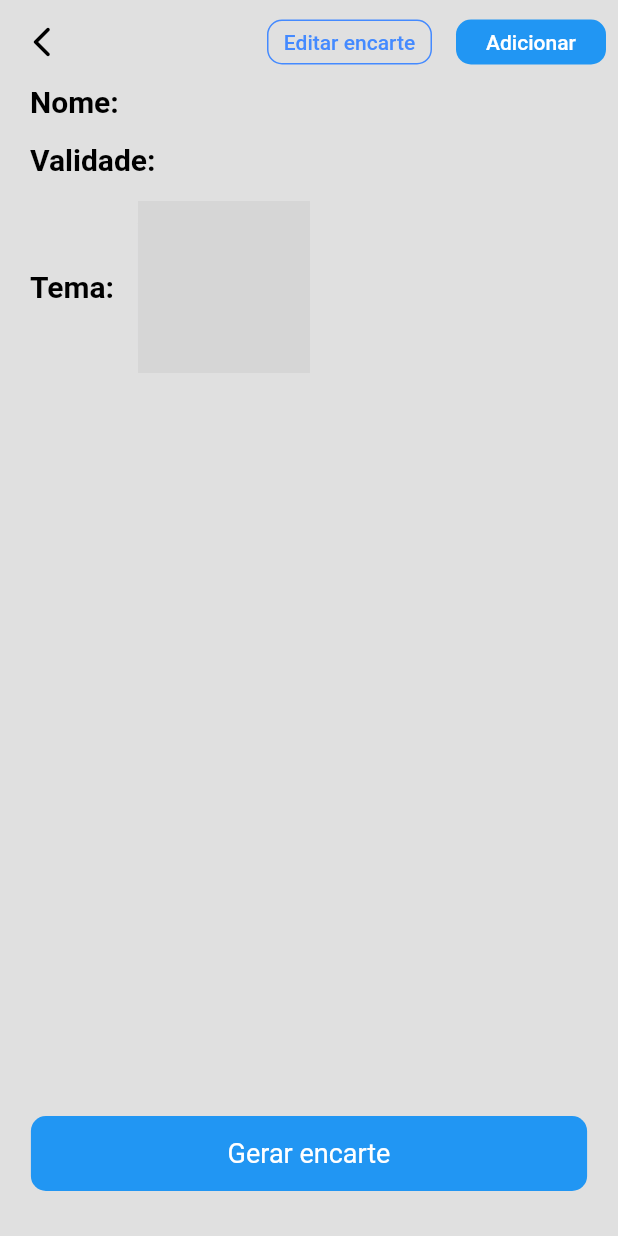
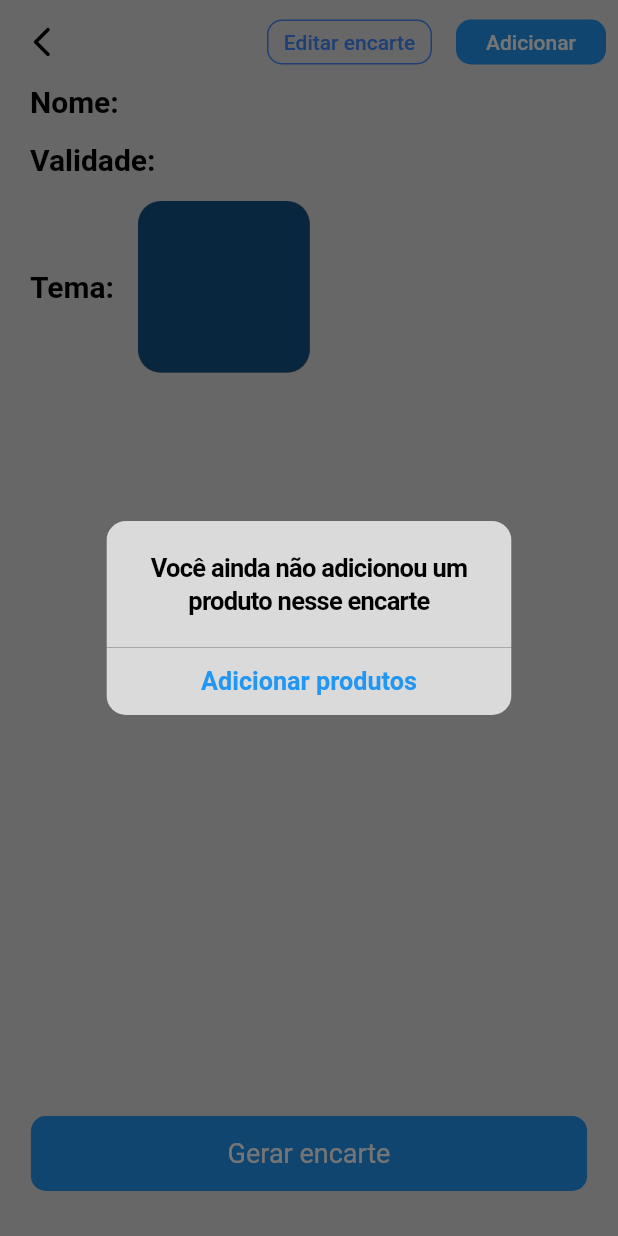
Before and after one commit to MarceloDiefenbach/encarte_facil, a Flutter app: the NewEncarteComTema screen opened directly, after a tap on "Criar encarte", after a tap on "Gerar encarte", on a phone screen of 412 x 824 dp. Run offline on Flutter 3.47's test engine with Material 2 defaults, Android fonts, the phone set to English and light mode, and no system bars; our stand-ins replace firebase_analytics, firebase_core, flutter_mobx, image_gallery_saver, mobx, numberpicker and 2 more; missing offline and left inert: flutter_email_sender, flutter_uxcam; accounts and stored records are empty; network calls fail; grey boxes are pictures that could not be loaded.

Commit message:
varias alterações
- popup de ainda nao adicionou produtos no encarte quando clica no botão gerar
- implementei o uxcam
- arrumei a lista de todos os produtos
- novas telas do flow premium

```diff
--- a/lib/Logic/Functions.dart
+++ b/lib/Logic/Functions.dart
@@ -100,6 +100,7 @@ Future<List> AirtableGet() async {
       }
     }
   }
+  print("${listaTodosProdutos.length} quantidade de itens");
   return listaTodosProdutos;
 }
 
@@ -118,7 +119,7 @@ Future<File> getDiretorioEncartes() async {
 //essa função salva o a lista de encartes na memoria do celular
 salvarListaEncartes(List listaEncartes) async {
 
-  var arquivo = await getFile();
+  var arquivo = await getDiretorioEncartes();
   String dados = json.encode( listaEncartes );
   arquivo.writeAsString( dados );
 
--- a/lib/NewEncarteComTema.dart
+++ b/lib/NewEncarteComTema.dart
@@ -85,7 +85,6 @@ class _NewEncarteComTemaState extends State<NewEncarteComTema> {
 
     return Scaffold(
       body: Container(
-        padding: EdgeInsets.fromLTRB(20, 0, 20, 0),
         alignment: Alignment.topCenter,
         color: Colors.grey[300],
         child: SingleChildScrollView(
@@ -93,15 +92,18 @@ class _NewEncarteComTemaState extends State<NewEncarteComTema> {
             crossAxisAlignment: CrossAxisAlignment.start,
             children: <Widget>[
               Padding(padding: EdgeInsets.fromLTRB(0, height*0.1, 0, 0)),
-              Text("Nome do encarte",
+              Padding(
+                padding: EdgeInsets.fromLTRB(20, 0, 20, 0),
+                child: Text("Nome do encarte",
                     textAlign: TextAlign.left,
                     style: TextStyle(
                         fontWeight: FontWeight.w500,
                         color: Colors.black,
                         fontSize: 20)
                 ),
+              ),
               Padding(
-                  padding: EdgeInsets.fromLTRB(0, 16, 0, 8),
+                  padding: EdgeInsets.fromLTRB(20, 16, 20, 8),
                 child: Container(
                   width: width * 0.9,
                   height: height*0.08,
@@ -129,15 +131,17 @@ class _NewEncarteComTemaState extends State<NewEncarteComTema> {
                   ),
                 ),
               ),
-              Padding(padding: EdgeInsets.fromLTRB(0, 16, 0, 0)),
-              Text("Validade das ofertas",
+              Padding(
+                padding: EdgeInsets.fromLTRB(20, 16, 20, 0),
+                child: Text("Validade das ofertas",
                     textAlign: TextAlign.left,
                     style: TextStyle(
                         fontWeight: FontWeight.w500,
                         color: Colors.black,
                         fontSize: 20)),
+              ),
               Padding(
-                padding: EdgeInsets.fromLTRB(0, 16, 0, 8),
+                padding: EdgeInsets.fromLTRB(20, 16, 20, 8),
                 child: Container(
                   width: width * 0.9,
                   height: height*0.08,
@@ -165,101 +169,83 @@ class _NewEncarteComTemaState extends State<NewEncarteComTema> {
                   ),
                 ),
               ),
-              Padding(padding: EdgeInsets.fromLTRB(0, 16, 0, 0)),
-              Text("Tema do encarte",
+              Padding(
+                padding: EdgeInsets.fromLTRB(20, 16, 20, 0),
+                child: Text("Tema do encarte",
                     textAlign: TextAlign.left,
                     style: TextStyle(
                         fontWeight: FontWeight.w500,
                         color: Colors.black,
                         fontSize: 20)),
+              ),
               Padding(padding: EdgeInsets.all(4)),
               FutureBuilder(
                   future: _pegaTemasAirtable(),
                   builder: (context, snapshot) {
                     if (snapshot.hasData) {
-                      return Column(
-                        children: [
-                          Row(
-                            mainAxisAlignment: MainAxisAlignment.center,
-                            children: [
-                              GestureDetector(
-                                child: CellTema(temas[0].tema, temas[0].topo, selecionado[0]),
+                      return Container(
+                        width: width,
+                        height: 100,
+                        child: ListView.builder(
+                            scrollDirection: Axis.horizontal,
+                            shrinkWrap: true,
+                            itemCount: temas.length,
+                            itemBuilder: (context, indice) {
+                              selecionado.add(false);
+                              if (indice == 0){
+                                return GestureDetector(
+                                  child: Padding(
+                                    padding: EdgeInsets.fromLTRB(20, 0, 0, 0),
+                                    child: CellTema(temas[indice].tema, temas[indice].topo, selecionado[indice]),
+                                  ),
                                   onTap: () {
                                     setState(() {
                                       _deixaTudoFalse();
-                                    selecionado[0] = true;
-                                    temaSelecionado = temas[0].tema;
-                                    topoSelecionado = temas[0].topo;
+                                      selecionado[indice] = true;
+                                      temaSelecionado = temas[indice].tema;
+                                      topoSelecionado = temas[indice].topo;
                                     });
                                   },
+                                );
+                              } else {
+                                return GestureDetector(
+                                  child: Padding(
+                                    padding: EdgeInsets.fromLTRB(8, 0, 0, 0),
+                                    child: CellTema(temas[indice].tema, temas[indice].topo, selecionado[indice]),
                                   ),
-                              Padding(padding: EdgeInsets.all(4)),
-                              GestureDetector(
-                                child: CellTema(temas[1].tema, temas[1].topo, selecionado[1]),
                                   onTap: () {
                                     setState(() {
                                       _deixaTudoFalse();
-                                    selecionado[1] = true;
-                                    temaSelecionado = temas[1].tema;
-                                    topoSelecionado = temas[1].topo;
+                                      selecionado[indice] = true;
+                                      temaSelecionado = temas[indice].tema;
+                                      topoSelecionado = temas[indice].topo;
                                     });
                                   },
-                              ),
-                              Padding(padding: EdgeInsets.all(4)),
-                              GestureDetector(
-                                child: CellTema(temas[2].tema, temas[2].topo, selecionado[2]),
-                                onTap: () {
-                                  setState(() {
-                                    _deixaTudoFalse();
-                                    selecionado[2] = true;
-                                    temaSelecionado = temas[2].tema;
-                                    topoSelecionado = temas[2].topo;
-                                  });
-                                },
-                              ),
-                            ],
-                          ),
-                          Padding(padding: EdgeInsets.fromLTRB(0, 8, 0, 0)),
-                          Row(
-                            mainAxisAlignment: MainAxisAlignment.center,
-                            children: [
-                              GestureDetector(
-                                child: CellTema(temas[4].tema, temas[4].topo, selecionado[4]),
-                                onTap: () {
-                                  setState(() {
-                                    _deixaTudoFalse();
-                                    selecionado[4] = true;
-                                    temaSelecionado = temas[4].tema;
-                                    topoSelecionado = temas[4].topo;
-                                  });
-                                },
-                              ),
-                              Padding(padding: EdgeInsets.all(4)),
-                              GestureDetector(
-                                child: CellTema(temas[3].tema, temas[3].topo, selecionado[3]),
-                                onTap: () {
-                                  setState(() {
-                                    _deixaTudoFalse();
-                                    selecionado[3] = true;
-                                    temaSelecionado = temas[3].tema;
-                                    topoSelecionado = temas[3].topo;
-                                  });
-                                },
-                              ),
-                            ],
-                          ),
-                        ],
-                      );
-                    } else {
-                      return CupertinoActivityIndicator(
-                        animating: true,
-                        radius: 15,
                                 );
                               }
                             }
                         ),
-              Padding(padding: EdgeInsets.fromLTRB(0, 8, 0, 0)),
-              TextButton(
+                      );
+                    } else {
+                      return Container(
+                        width: width,
+                        child: Column(
+                          mainAxisAlignment: MainAxisAlignment.center,
+                          crossAxisAlignment: CrossAxisAlignment.center,
+                          children: [
+                            CupertinoActivityIndicator(
+                              animating: true,
+                              radius: 15,
+                            )
+                          ],
+                        ),
+                      );
+                    }
+                  }
+              ),
+              Padding(
+                padding: EdgeInsets.fromLTRB(15, 8, 15, 0),
+                child: TextButton(
                   onPressed: () async {
                     date = "${dia}/${mes}/${ano}";
                       Map<String, dynamic> criarPraSalvar = Map();
@@ -305,6 +291,7 @@ class _NewEncarteComTemaState extends State<NewEncarteComTema> {
                     ),
                   ),
                 ),
+              ),
               Container(
                 height: 30,
               )
--- a/lib/Premium flow/Login.dart
+++ b/lib/Premium flow/Login.dart
@@ -79,7 +79,7 @@ class _Login extends State<Login> {
     super.didChangeDependencies();
     controller = Provider.of<Controller>(context);
     controller.pegaProdutos();
-    controller.pegaEncartes();
+    controller.pegaAirtable();
     controller.pegaCodigosPROinterno();
 
     Timer.periodic(Duration(seconds: 1), (timer) async {
--- a/lib/ProdutosEncarte.dart
+++ b/lib/ProdutosEncarte.dart
@@ -150,8 +150,6 @@ class _ProdutosEncarteState extends State<ProdutosEncarte> {
                 ),
                 TextButton(
                   onPressed: () {
-                    FirebaseAnalytics.instance
-                        .logEvent(name: "adicionar_produto_lista");
                     if (_listaProdutos.length == 4) {
                       showDialog(
                         context: context,
@@ -172,6 +170,8 @@ class _ProdutosEncarteState extends State<ProdutosEncarte> {
                         },
                       );
                     } else {
+                      FirebaseAnalytics.instance
+                          .logEvent(name: "adicionar_produto_lista");
                       Navigator.push(
                         context,
                         MaterialPageRoute(
@@ -424,7 +424,42 @@ class _ProdutosEncarteState extends State<ProdutosEncarte> {
                                     });
                                   });
                                 });
-                                if (_listaProdutos.length == 1) {
+                                if (_listaProdutos.length == 0) {
+                                  showDialog(
+                                    context: context,
+                                    builder: (BuildContext context) {
+                                      return CupertinoAlertDialog(
+                                        title:
+                                        Text("Você ainda não adicionou um produto nesse encarte"),
+                                        actions: <Widget>[
+                                          CupertinoDialogAction(
+                                            isDefaultAction: true,
+                                            child: Text("Adicionar produtos"),
+                                            onPressed: () {
+                                              Navigator.of(context).pop();
+                                              FirebaseAnalytics.instance
+                                                  .logEvent(name: "adicionar_produto_lista");
+                                              Navigator.push(
+                                                context,
+                                                MaterialPageRoute(
+                                                    builder: (context) => ListaProdutos(
+                                                        widget.listaEncartes[widget.posicaoNaList]["nomeEncarte"]
+                                                    )
+                                                ),
+                                              ).then((value) => setState(() {
+                                                _lerArquivo().then((dados) {
+                                                  setState(() {
+                                                    _listaProdutos = json.decode(dados);
+                                                  });
+                                                });
+                                              }));
+                                            },
+                                          ),
+                                        ],
+                                      );
+                                    },
+                                  );
+                                } else if (_listaProdutos.length == 1) {
                                   Navigator.push(
                                       context,
                                       MaterialPageRoute(
--- a/pubspec.yaml
+++ b/pubspec.yaml
@@ -15,7 +15,7 @@ publish_to: 'none' # Remove this line if you wish to publish to pub.dev
 # In iOS, build-name is used as CFBundleShortVersionString while build-number used as CFBundleVersion.
 # Read more about iOS versioning at
 # https://developer.apple.com/library/archive/documentation/General/Reference/InfoPlistKeyReference/Articles/CoreFoundationKeys.html
-version: 1.0.5+26
+version: 1.0.5+29
 
 environment:
   sdk: ">=2.7.0 <3.0.0"
@@ -50,6 +50,7 @@ dependencies:
   mobx: 2.0.3 #Core da biblioteca
   flutter_mobx: 2.0.1 #plugin para widget "Observer"
   analyzer: ^1.4.0
+  flutter_uxcam: ^2.1.0
 
   # The following adds the Cupertino Icons font to your application.
   # Use with the CupertinoIcons class for iOS style icons.
```
Also changed, not shown: lib/EditarEncarteComTema.dart (+58 -40 lines), lib/Encartes.dart (+1 -11 lines), lib/Nova Home/Home.dart (+0 -11 lines), lib/Settings.dart (+38 -38 lines), lib/main.dart (+6 -1 lines), pubspec.lock, 2 other files. Lines whose indentation alone changed are shown as unchanged.
